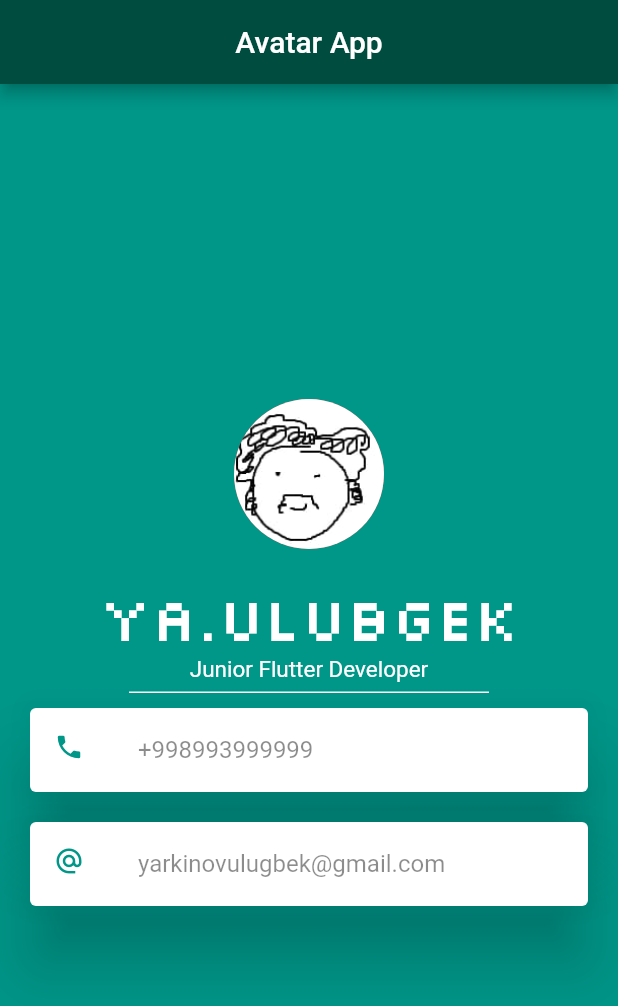
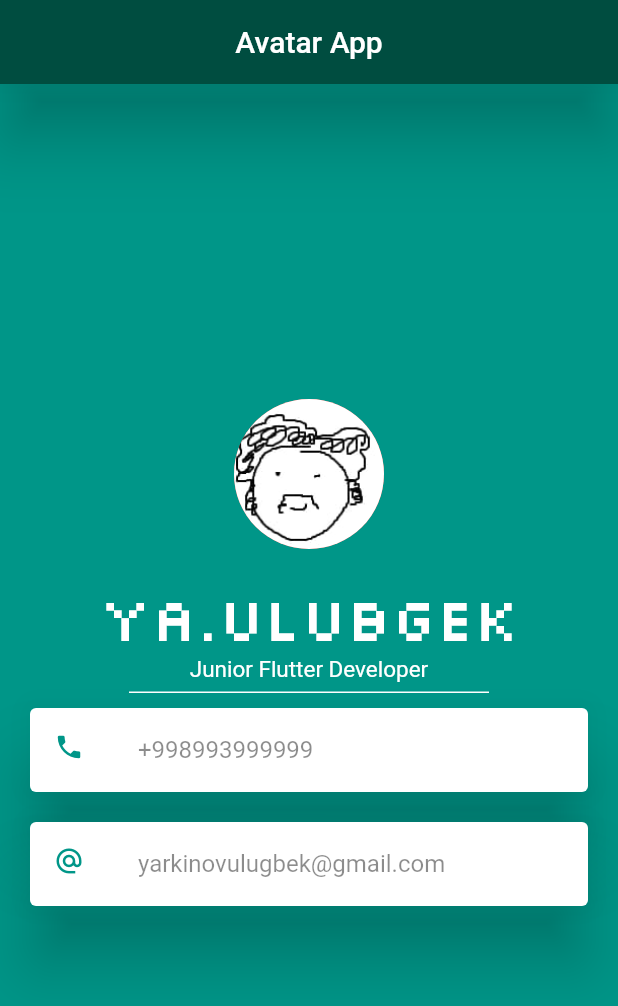
Before and after one commit to UlugbekYarkinov/my_card, a Flutter app: the screen it shows after launch, on a phone screen of 412 x 824 dp. Shown: the top 1006 px of the screen. Run offline on Flutter 3.47's test engine with Material 2 defaults, Android fonts, the phone set to English and light mode, and no system bars.

Commit message:
slight changes

```diff
--- a/lib/main.dart
+++ b/lib/main.dart
@@ -14,8 +14,9 @@ class Avatar extends StatelessWidget {
       debugShowCheckedModeBanner: false,
       home: Scaffold(
         appBar: AppBar(
+          title: const Center(child: Text('Avatar App')),
           backgroundColor: Colors.teal.shade900,
-          title: const Center(child: Text('Avatar App')),
+          elevation: 20.0,
         ),
         body: Container(
           color: Colors.teal,
```
